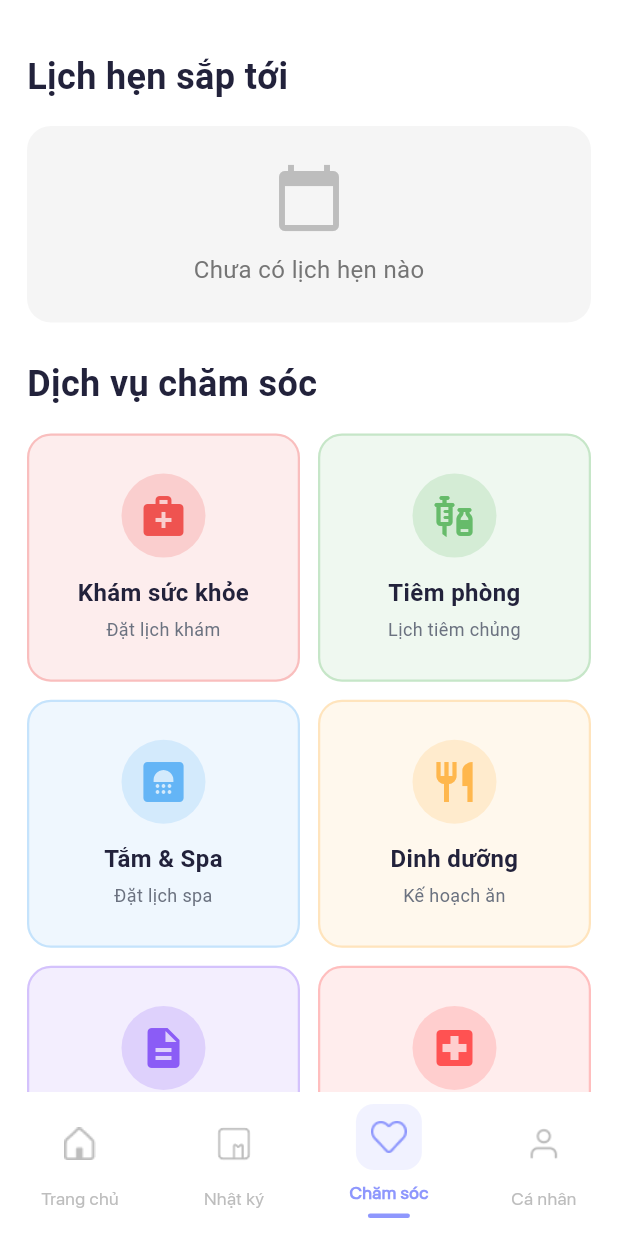
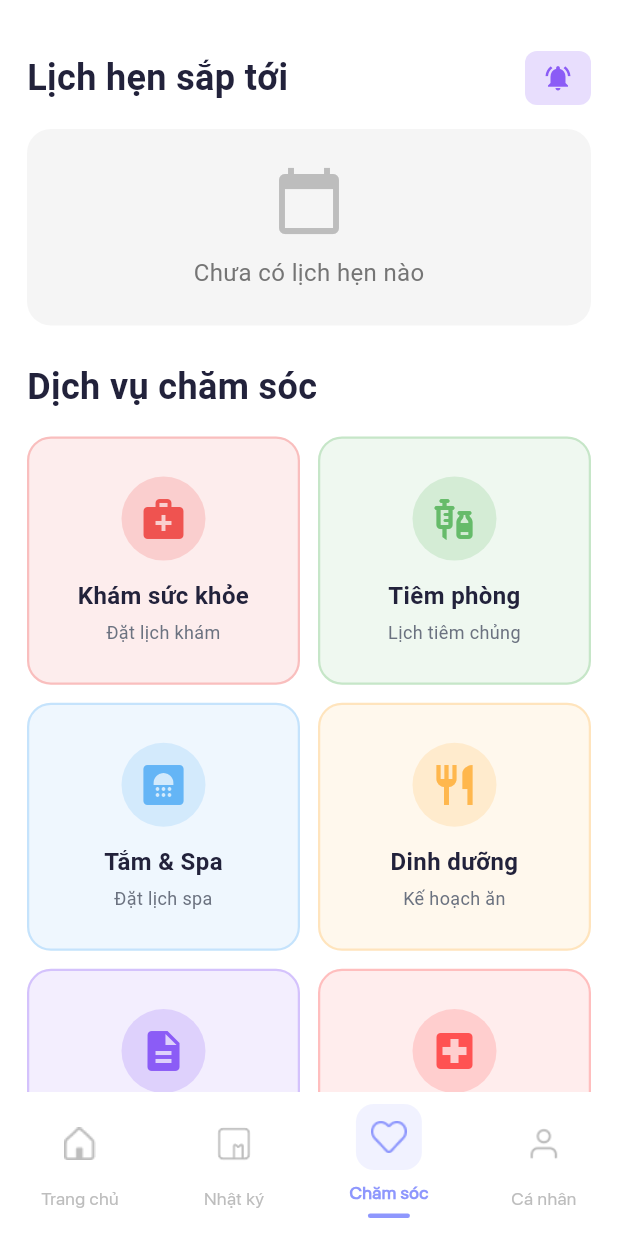
Before and after one commit to MinhHuong122/ocean_pet_mobile, a Flutter app: the CareScreen screen opened directly, on a phone screen of 412 x 824 dp. Run offline on Flutter 3.47's test engine with Material 3 defaults, Android fonts, the light colour scheme and no system bars; our stand-ins replace app_links, cloud_firestore, file_picker, firebase_auth, firebase_core, firebase_messaging and 19 more; missing offline and left inert: cloudinary_public, flutter_facebook_auth, flutter_sound, qr, webfeed_revised; accounts and stored records are empty; network calls fail; Roboto replaces fonts that are missing (Afacad).

```diff
--- a/lib/screens/care_screen.dart
+++ b/lib/screens/care_screen.dart
@@ -138,6 +138,9 @@ class _CareScreenState extends State<CareScreen> {
                 const SizedBox(height: 16),
 
                 // Upcoming Appointments (moved to top)
+                Row(
+                  mainAxisAlignment: MainAxisAlignment.spaceBetween,
+                  children: [
                     Text(
                       'Lịch hẹn sắp tới',
                       style: GoogleFonts.afacad(
@@ -145,6 +148,27 @@ class _CareScreenState extends State<CareScreen> {
                         fontWeight: FontWeight.bold,
                         color: const Color(0xFF22223B),
                       ),
+                    ),
+                    // Test Notification Button
+                    GestureDetector(
+                      onTap: () async {
+                        print('📢 Testing notification...');
+                        await NotificationService.showTestNotification();
+                      },
+                      child: Container(
+                        padding: const EdgeInsets.symmetric(horizontal: 12, vertical: 8),
+                        decoration: BoxDecoration(
+                          color: const Color(0xFF8B5CF6).withOpacity(0.2),
+                          borderRadius: BorderRadius.circular(8),
+                        ),
+                        child: Icon(
+                          Icons.notifications_active,
+                          color: const Color(0xFF8B5CF6),
+                          size: 20,
+                        ),
+                      ),
+                    ),
+                  ],
                 ),
                 const SizedBox(height: 16),
 
--- a/pubspec.yaml
+++ b/pubspec.yaml
@@ -113,7 +113,6 @@ dependencies:
   table_calendar: ^3.0.9
   flutter_local_notifications: ^17.2.3
   timezone: ^0.9.2
-  workmanager: ^0.5.2
 
   # PDF generation (đẹp, có logo, mã QR)
   pdf: ^3.10.0
```
Also changed, not shown: lib/services/NotificationService.dart (+51 -56 lines), pubspec.lock, 1 other file. Lines whose indentation alone changed are shown as unchanged.
